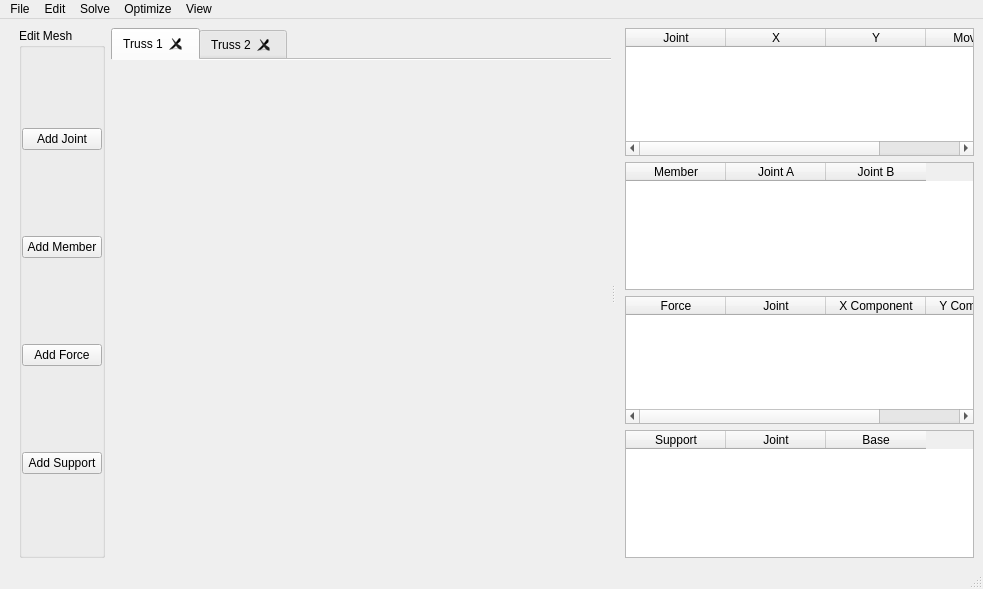
Before: the Qt Designer form mainwindow.ui in levirogalla/truss-gui, drawn with Qt 5.
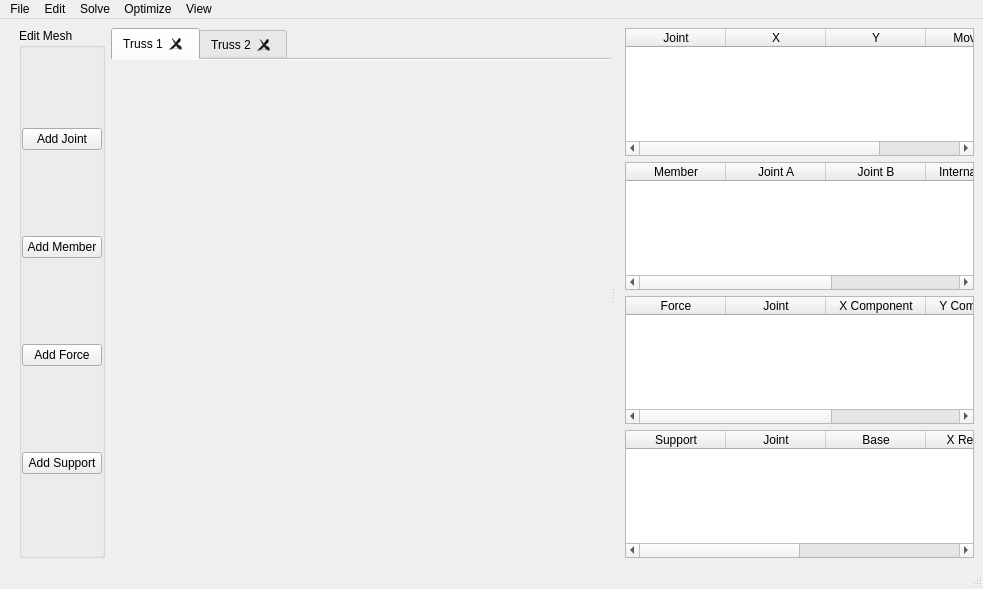
After: the same form once the commit is applied. Custom widgets are drawn as their Qt base class.

Commit message: feat: can solve for support reaction forces

The edit to the form file:
```diff
--- a/mainwindow.ui
+++ b/mainwindow.ui
@@ -277,6 +277,16 @@
             <string>Joint B</string>
            </property>
           </column>
+          <column>
+           <property name="text">
+            <string>Internal Force</string>
+           </property>
+          </column>
+          <column>
+           <property name="text">
+            <string>Force Type</string>
+           </property>
+          </column>
          </widget>
         </item>
         <item>
@@ -301,6 +311,11 @@
             <string>Y Component</string>
            </property>
           </column>
+          <column>
+           <property name="text">
+            <string>Type</string>
+           </property>
+          </column>
          </widget>
         </item>
         <item>
@@ -320,6 +335,21 @@
             <string>Base</string>
            </property>
           </column>
+          <column>
+           <property name="text">
+            <string>X Reaction</string>
+           </property>
+          </column>
+          <column>
+           <property name="text">
+            <string>Y  Reaction</string>
+           </property>
+          </column>
+          <column>
+           <property name="text">
+            <string>Moment Reaction</string>
+           </property>
+          </column>
          </widget>
         </item>
        </layout>
```
Left out of the diff: 13 changed lines with no effect on the pictures. The commit also changes 4 other files.
